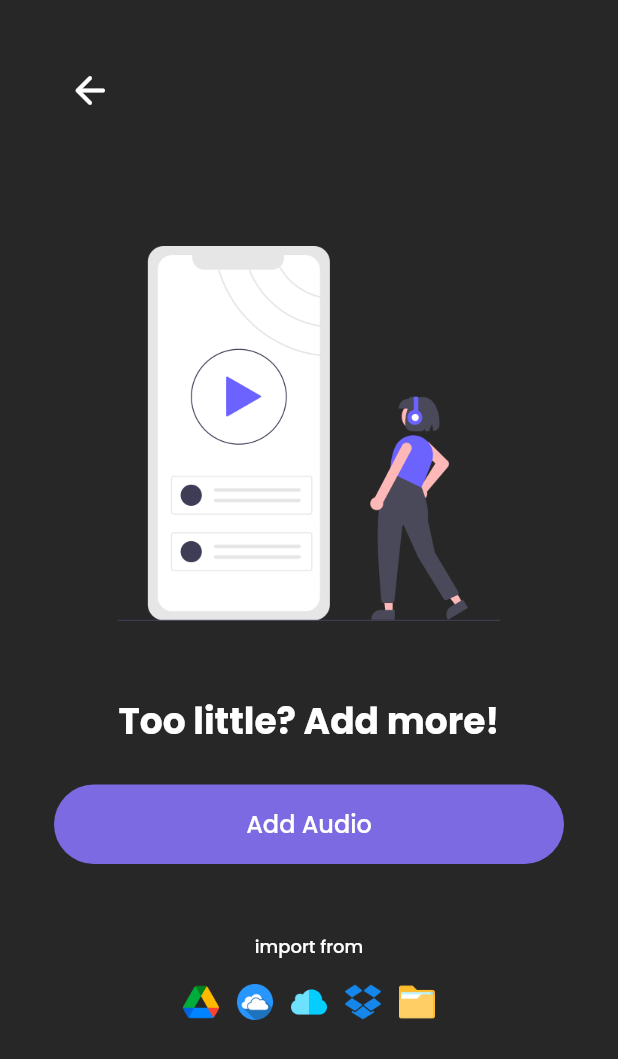
After one commit to ardhanurfan/Gen-S, a Flutter app: the ImportAudioPage screen opened by its route, on a phone screen of 412 x 824 dp. The commit adds this screen. Shown: the top 1059 px of the screen. Run offline on Flutter 3.47's test engine with Material 2 defaults, Android fonts, the phone set to English and light mode, and no system bars; our stand-ins replace google_fonts.

Commit message:
added import audio page

```diff
--- a/lib/main.dart
+++ b/lib/main.dart
@@ -1,5 +1,6 @@
 import 'package:flutter/material.dart';
 import 'package:music_player/pages/forgot_password_page.dart';
+import 'package:music_player/pages/import_audio_page.dart';
 
 import 'pages/sign_up_page.dart';
 import 'pages/sign_in_page.dart';
@@ -19,6 +20,7 @@ class MyApp extends StatelessWidget {
         '/sign-in': (context) => const SignInPage(),
         '/sign-up': (context) => const SignUpPage(),
         '/forgot-password': (context) => const ForgotPasswordPage(),
+        '/import-audio': (context) => const ImportAudioPage(),
       },
     );
   }
--- /dev/null
+++ b/lib/pages/import_audio_page.dart
@@ -0,0 +1,102 @@
+import 'package:flutter/material.dart';
+import 'package:music_player/shared/theme.dart';
+import 'package:music_player/widgets/custom_button.dart';
+
+class ImportAudioPage extends StatelessWidget {
+  const ImportAudioPage({super.key});
+
+  @override
+  Widget build(BuildContext context) {
+    Widget backIcon() {
+      return Padding(
+        padding: EdgeInsets.only(top: defaultMargin),
+        child: Align(
+          alignment: Alignment.topLeft,
+          child: IconButton(
+              onPressed: () {},
+              icon: Icon(
+                Icons.arrow_back_rounded,
+                size: 30,
+                color: primaryColor,
+              )),
+        ),
+      );
+    }
+
+    Widget mainIcon() {
+      return Container(
+        margin: const EdgeInsets.only(top: 80),
+        height: 250,
+        width: 254,
+        decoration: const BoxDecoration(
+            image: DecorationImage(
+                image: AssetImage("assets/import_audio.png"),
+                fit: BoxFit.contain)),
+      );
+    }
+
+    Widget mainText() {
+      return Center(
+        child: Container(
+          margin: const EdgeInsets.only(top: 49, bottom: 24),
+          child: Text(
+            "Too little? Add more!",
+            style: primaryColorText.copyWith(fontSize: 24, fontWeight: bold),
+          ),
+        ),
+      );
+    }
+
+    Widget addAudioButton() {
+      return CustomButton(
+          radiusButton: 32,
+          buttonColor: secondaryColor,
+          buttonText: "Add Audio",
+          onPressed: () {},
+          heightButton: 53);
+    }
+
+    Widget importOption() {
+      return Container(
+          margin: const EdgeInsets.only(top: 46),
+          child: Column(
+            children: [
+              Text(
+                "import from",
+                style:
+                    primaryColorText.copyWith(fontSize: 12, fontWeight: medium),
+              ),
+              const SizedBox(
+                height: 16,
+              ),
+              Container(
+                height: 24,
+                width: 168,
+                decoration: const BoxDecoration(
+                    image: DecorationImage(
+                        image: AssetImage("assets/import_option.png"),
+                        fit: BoxFit.fill)),
+              )
+            ],
+          ));
+    }
+
+    Widget content() {
+      return ListView(
+        padding: EdgeInsets.symmetric(horizontal: defaultMargin),
+        children: [
+          backIcon(),
+          mainIcon(),
+          mainText(),
+          addAudioButton(),
+          importOption()
+        ],
+      );
+    }
+
+    return Scaffold(
+      backgroundColor: backgroundColor,
+      body: SafeArea(child: content()),
+    );
+  }
+}
```
Also changed, not shown: assets/import_audio.png (added), assets/import_option.png (added).
